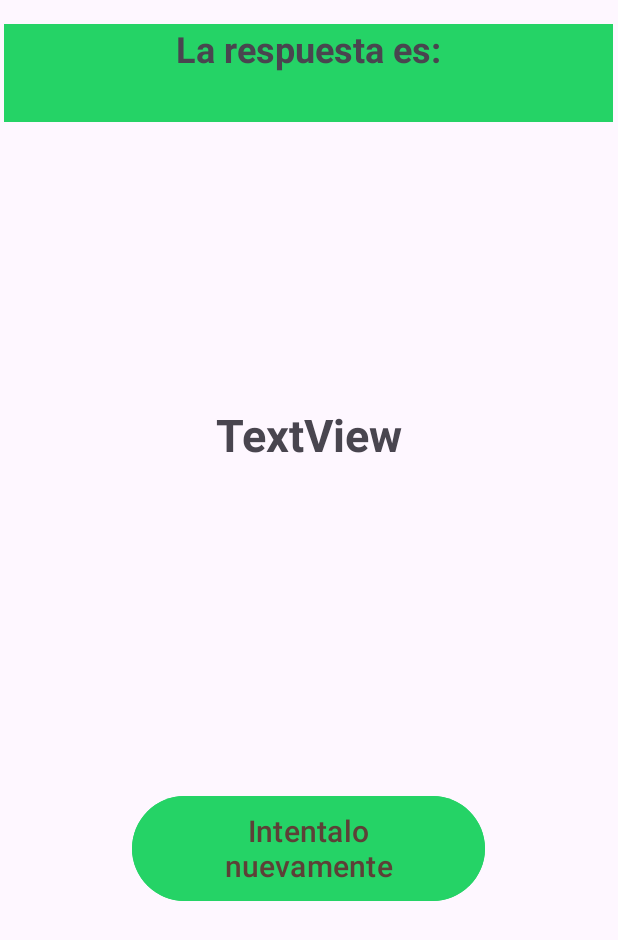
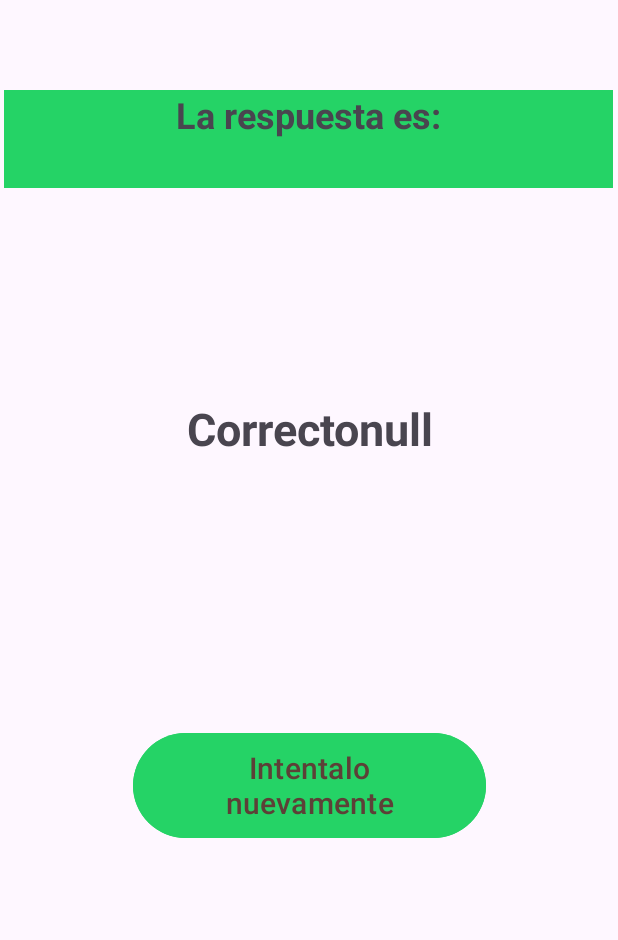
Before and after one commit to lomejor77/Ejercicio3mod5, an Android app: the ThirdFragment screen opened through its navigation route, on a phone screen of 412 x 824 dp. Shown: the top 940 px of the screen. Run offline under Robolectric (Android 15) with nearby library versions, the phone set to English and light mode, and no system bars.

Commit message:
Ejercicio 4 funciona navegacion entre fragmentos

```diff
--- a/app/src/main/java/cl/awakelabs/ejercicio_3/ThirdFragment.java
+++ b/app/src/main/java/cl/awakelabs/ejercicio_3/ThirdFragment.java
@@ -3,40 +3,32 @@ package cl.awakelabs.ejercicio_3;
 import android.os.Bundle;
 
 import androidx.fragment.app.Fragment;
+import androidx.navigation.Navigation;
 
 import android.view.LayoutInflater;
 import android.view.View;
 import android.view.ViewGroup;
 
-/**
- * A simple {@link Fragment} subclass.
- * Use the {@link ThirdFragment#newInstance} factory method to
- * create an instance of this fragment.
- */
+import java.util.Objects;
+
+import cl.awakelabs.ejercicio_3.databinding.FragmentThirdBinding;
+
+
 public class ThirdFragment extends Fragment {
 
     // TODO: Rename parameter arguments, choose names that match
     // the fragment initialization parameters, e.g. ARG_ITEM_NUMBER
-    private static final String ARG_PARAM1 = "param1";
-    private static final String ARG_PARAM2 = "param2";
+    private static final String ARG_PARAM1 = "nombre";
+    private static final String ARG_PARAM2 = "resultado";
+
 
     // TODO: Rename and change types of parameters
-    private String mParam1;
-    private String mParam2;
-
+    private String nomParam;
+    private String resParam;
+    private FragmentThirdBinding binding;
     public ThirdFragment() {
         // Required empty public constructor
     }
-
-    /**
-     * Use this factory method to create a new instance of
-     * this fragment using the provided parameters.
-     *
-     * @param param1 Parameter 1.
-     * @param param2 Parameter 2.
-     * @return A new instance of fragment ThirdFragment.
-     */
-    // TODO: Rename and change types and number of parameters
     public static ThirdFragment newInstance(String param1, String param2) {
         ThirdFragment fragment = new ThirdFragment();
         Bundle args = new Bundle();
@@ -50,15 +42,25 @@ public class ThirdFragment extends Fragment {
     public void onCreate(Bundle savedInstanceState) {
         super.onCreate(savedInstanceState);
         if (getArguments() != null) {
-            mParam1 = getArguments().getString(ARG_PARAM1);
-            mParam2 = getArguments().getString(ARG_PARAM2);
+            nomParam = getArguments().getString(ARG_PARAM1);
+            resParam = getArguments().getString(ARG_PARAM2);
         }
     }
 
     @Override
     public View onCreateView(LayoutInflater inflater, ViewGroup container,
                              Bundle savedInstanceState) {
-        // Inflate the layout for this fragment
-        return inflater.inflate(R.layout.fragment_third, container, false);
+
+        binding = FragmentThirdBinding.inflate(getLayoutInflater(), container, false);
+
+        binding.textResp.setText("Correcto"+ nomParam);
+
+        binding.btnBack.setOnClickListener(view -> {
+            Bundle bundle = new Bundle();
+            bundle.putString("nombre", nomParam);
+            Navigation.findNavController(getView()).navigate(R.id.action_thirdFragment_to_secondFragment);
+        });
+        return binding.getRoot();
     }
+
 }
--- a/app/src/main/res/layout/fragment_third.xml
+++ b/app/src/main/res/layout/fragment_third.xml
@@ -2,6 +2,7 @@
 <androidx.constraintlayout.widget.ConstraintLayout xmlns:android="http://schemas.android.com/apk/res/android"
     xmlns:app="http://schemas.android.com/apk/res-auto"
     xmlns:tools="http://schemas.android.com/tools"
+    android:id="@+id/btnReset"
     android:layout_width="match_parent"
     android:layout_height="match_parent"
     tools:context=".ThirdFragment">
@@ -10,7 +11,7 @@
         android:id="@+id/textResult"
         android:layout_width="406dp"
         android:layout_height="65dp"
-        android:layout_marginTop="16dp"
+        android:layout_marginTop="60dp"
         android:background="#25D366"
         android:text="@string/la_respuesta_es"
         android:textAlignment="center"
@@ -25,7 +26,7 @@
         android:id="@+id/textResp"
         android:layout_width="313dp"
         android:layout_height="58dp"
-        android:layout_marginTop="188dp"
+        android:layout_marginTop="140dp"
         android:text="@string/textview"
         android:textAlignment="center"
         android:textSize="30sp"
@@ -35,7 +36,7 @@
         app:layout_constraintTop_toBottomOf="@+id/textResult" />
 
     <Button
-        android:id="@+id/button"
+        android:id="@+id/btnBack"
         android:layout_width="235dp"
         android:layout_height="78dp"
         android:layout_marginTop="128dp"
@@ -45,8 +46,7 @@
         android:textSize="20sp"
         app:layout_constraintBottom_toBottomOf="parent"
         app:layout_constraintEnd_toEndOf="parent"
-        app:layout_constraintHorizontal_bias="0.498"
         app:layout_constraintStart_toStartOf="parent"
         app:layout_constraintTop_toBottomOf="@+id/textResp"
-        app:layout_constraintVertical_bias="0.245" />
+        app:layout_constraintVertical_bias="0.114" />
 </androidx.constraintlayout.widget.ConstraintLayout>
```
Also changed, not shown: app/src/main/java/cl/awakelabs/ejercicio_3/SecondFragment.java (+19 -1 lines).
